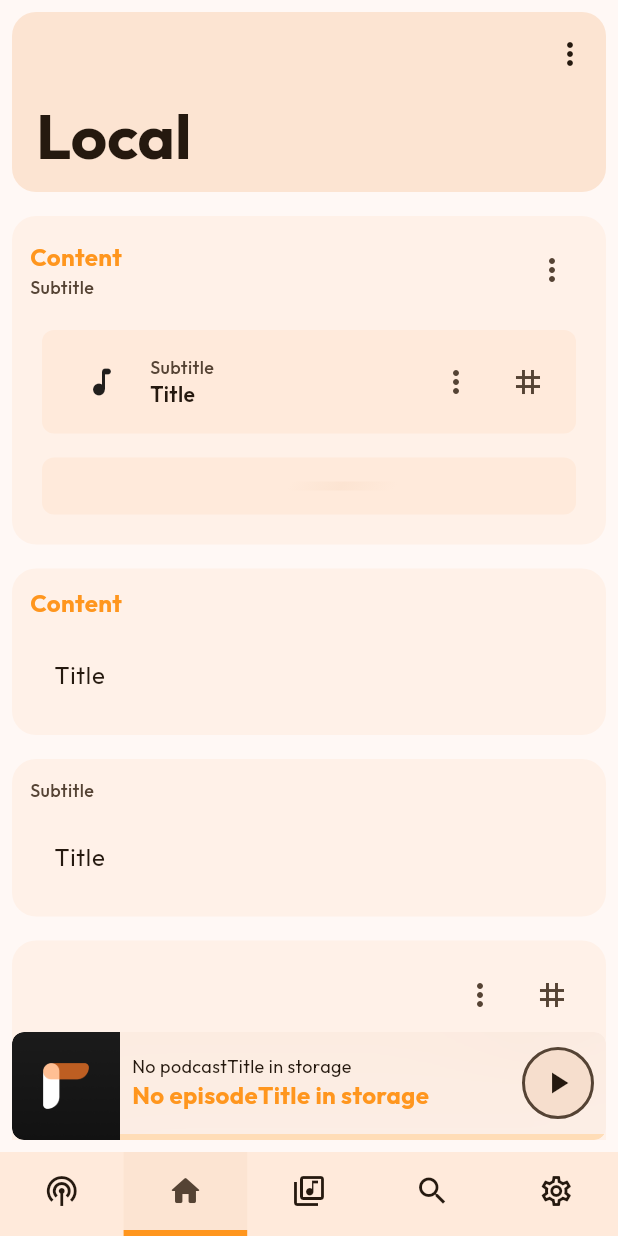
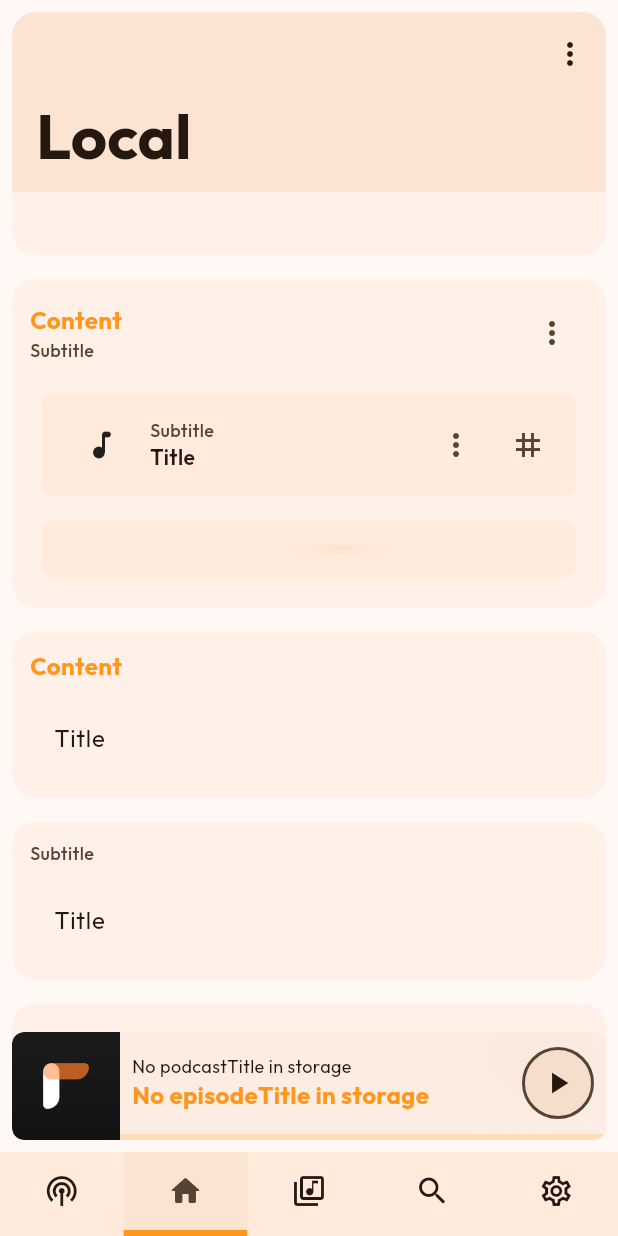
Before and after one commit to Sn8z/Poddr, a Flutter app: the LibraryView screen opened by its route, after a tap on the "podcasts" icon, after a tap on the "home" icon, on a phone screen of 412 x 824 dp. Run offline on Flutter 3.47's test engine with Material 3 defaults, Android fonts, the phone set to English and light mode, and no system bars; our stand-ins replace audio_service, drift, drift_flutter, go_router, google_fonts, shared_preferences; missing offline and left inert: audio_session, media_kit; accounts and stored records are empty; generated files the repository leaves out were written again; network calls fail; statements that could not run were skipped.

Commit message:
fooling around with ui stuff

```diff
--- a/lib/ui/components/widgets/appbar.dart
+++ b/lib/ui/components/widgets/appbar.dart
@@ -23,8 +23,11 @@ class PoddrAppBar extends StatelessWidget {
       foregroundColor: Theme.of(context).colorScheme.onSurface,
       surfaceTintColor: Theme.of(context).colorScheme.primary,
       expandedHeight: 120,
-      shape: RoundedRectangleBorder(
-        borderRadius: BorderRadius.circular(16),
+      shape: const RoundedRectangleBorder(
+        borderRadius: BorderRadius.only(
+          topLeft: Radius.circular(16),
+          topRight: Radius.circular(16),
+        ),
       ),
       flexibleSpace: FlexibleSpaceBar(
         title: Text(
--- a/lib/ui/components/widgets/appbar_options.dart
+++ b/lib/ui/components/widgets/appbar_options.dart
@@ -15,8 +15,11 @@ class PoddrAppBarOptions extends StatelessWidget {
       pinned: true,
       toolbarHeight: 42,
       automaticallyImplyLeading: false,
-      shape: RoundedRectangleBorder(
-        borderRadius: BorderRadius.circular(16),
+      shape: const RoundedRectangleBorder(
+        borderRadius: BorderRadius.only(
+          bottomLeft: Radius.circular(16),
+          bottomRight: Radius.circular(16),
+        ),
       ),
       backgroundColor: Theme.of(context).colorScheme.surfaceContainerLow,
       title: title,
--- a/lib/ui/views/library/library.dart
+++ b/lib/ui/views/library/library.dart
@@ -23,21 +23,16 @@ class LibraryView extends StatelessWidget {
         padding: const EdgeInsets.all(8.0),
         child: CustomScrollView(
           slivers: [
-            PoddrAppBar(
+            const PoddrAppBar(
               title: 'Library',
+            ),
+            PoddrAppBarOptions(
+              title: const Text("Test"),
               actions: [
                 IconButton(
                   onPressed: () {},
                   icon: const Icon(Icons.add),
-                ),
-              ],
-            ),
-            sliverGapH8,
-            PoddrAppBarOptions(
-              title: const Text("Test"),
-              actions: [
-                IconButton(
-                    onPressed: () {}, icon: const Icon(Icons.abc_outlined))
+                )
               ],
             ),
             sliverGapH8,
--- a/lib/ui/views/local/local.dart
+++ b/lib/ui/views/local/local.dart
@@ -1,5 +1,6 @@
 import 'package:flutter/material.dart';
 import 'package:poddr/ui/components/widgets/appbar.dart';
+import 'package:poddr/ui/components/widgets/appbar_options.dart';
 import 'package:poddr/ui/components/widgets/bottom_padding.dart';
 import 'package:poddr/ui/components/widgets/content_box.dart';
 import 'package:poddr/ui/components/widgets/list_item.dart';
@@ -25,6 +26,7 @@ class LocalDiscoveryView extends StatelessWidget {
                 ),
               ],
             ),
+            PoddrAppBarOptions(),
             sliverGapH16,
             ContentBox(
               title: "Content",
--- a/lib/ui/views/podcast/discover.dart
+++ b/lib/ui/views/podcast/discover.dart
@@ -40,7 +40,6 @@ class PodcastDiscoveryView extends StatelessWidget {
                     ),
                   ],
                 ),
-                sliverGapH8,
                 PoddrAppBarOptions(
                   title: const Text("Test"),
                   actions: [
--- a/lib/ui/views/settings/settings.dart
+++ b/lib/ui/views/settings/settings.dart
@@ -1,5 +1,6 @@
 import 'package:flutter/material.dart';
 import 'package:poddr/ui/components/widgets/appbar.dart';
+import 'package:poddr/ui/components/widgets/appbar_options.dart';
 import 'package:poddr/ui/components/widgets/bottom_padding.dart';
 import 'package:poddr/ui/components/widgets/content_box.dart';
 import 'package:poddr/ui/components/widgets/logo.dart';
@@ -23,7 +24,8 @@ class SettingsView extends StatelessWidget {
             const PoddrAppBar(
               title: "Settings",
             ),
-            sliverGapH16,
+            PoddrAppBarOptions(),
+            sliverGapH8,
             const ContentBox(
               title: "Appearance",
               children: [
@@ -34,7 +36,7 @@ class SettingsView extends StatelessWidget {
                 gapH16,
               ],
             ),
-            sliverGapH16,
+            sliverGapH8,
             const ContentBox(
               title: "Preferences",
               children: [
```
Also changed, not shown: lib/ui/views/podcast/podcast.dart (+62 -32 lines).
